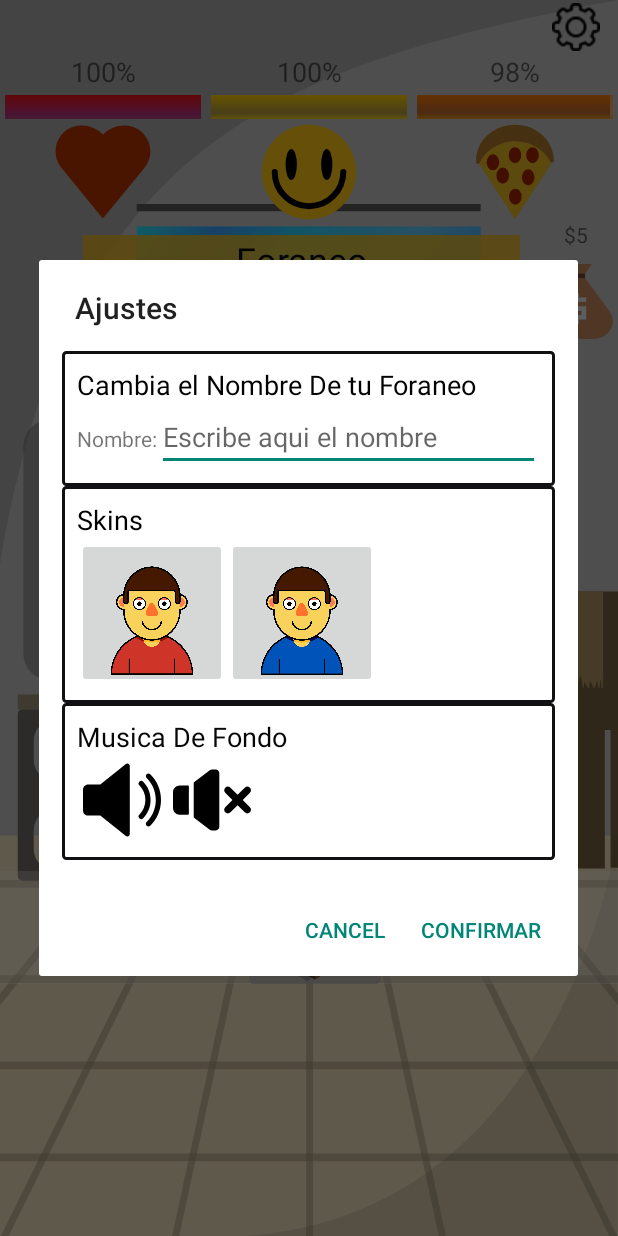
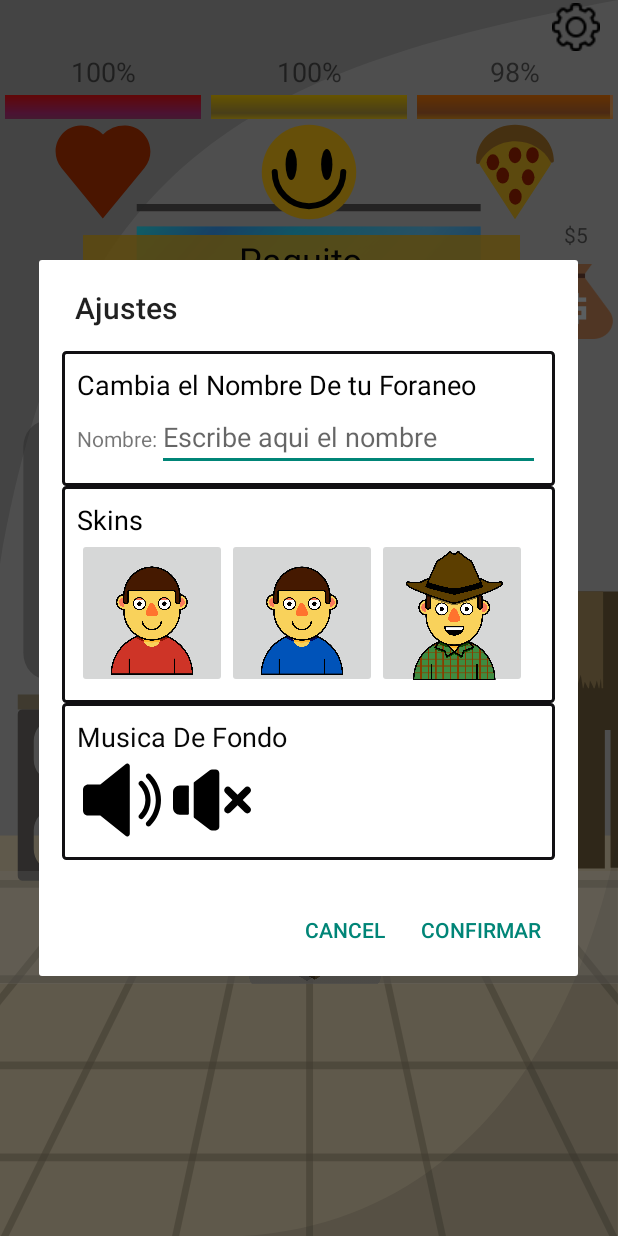
Before and after one commit to AbrahamLCodes/Alimenta-al-Foraneo, an Android app: the screen it shows after launch (MainActivity), after a tap on an icon or button, on a phone screen of 412 x 824 dp. Run offline under Robolectric (Android 15) with nearby library versions, the phone set to English and light mode, and no system bars.

Commit message:
App funcionando

```diff
--- a/app/src/main/java/com/mario/alimenta_al_forneo/CostumeDialog.java
+++ b/app/src/main/java/com/mario/alimenta_al_forneo/CostumeDialog.java
@@ -18,7 +18,7 @@ import androidx.appcompat.app.AppCompatDialogFragment;
 
 
 public class CostumeDialog extends AppCompatDialogFragment  {
-    private ImageView image1,image2;
+    private ImageView image1,image2,image3;
     private int temp;
 
 
@@ -34,6 +34,7 @@ public class CostumeDialog extends AppCompatDialogFragment  {
 
         image1 = view.findViewById(R.id.skinRojo);
         image2 = view.findViewById(R.id.skinAzul);
+        image3 = view.findViewById(R.id.skinNormal);
 
         image1.setOnClickListener(new View.OnClickListener() {
             @Override
@@ -51,6 +52,15 @@ public class CostumeDialog extends AppCompatDialogFragment  {
             }
         });
 
+        image3.setOnClickListener(new View.OnClickListener() {
+            @Override
+            public void onClick(View v) {
+                temp = R.drawable.foraneoocho;
+                Toast.makeText(getContext(),"Vaquero",Toast.LENGTH_SHORT).show();
+            }
+        });
+
+
 
         builder.setView(view)
                 .setTitle("Ajustes")
@@ -67,9 +77,9 @@ public class CostumeDialog extends AppCompatDialogFragment  {
                         listener.apllytext(Name);
                         if(temp != 0){
                             MainActivity.setForaneo(temp);
-                            Toast.makeText(getContext(), "No es NULL", Toast.LENGTH_SHORT).show();
+
                         }else{
-                            Toast.makeText(getContext(), "Temp es NULL", Toast.LENGTH_SHORT).show();
+
                         }
                     }
                 });
--- a/app/src/main/java/com/mario/alimenta_al_forneo/MainActivity.java
+++ b/app/src/main/java/com/mario/alimenta_al_forneo/MainActivity.java
@@ -40,6 +40,7 @@ public class MainActivity extends AppCompatActivity implements View.OnClickListe
     public boolean isRunning3 =true;
     public boolean isRunning2 = true;
 
+    private static int IMAGEN_RECURSO;
 
     /* Curar vida */
     public static void setVidaPoints(int vidaPoints) {
@@ -103,9 +104,11 @@ public class MainActivity extends AppCompatActivity implements View.OnClickListe
          felcidadBar = findViewById(R.id.progressBar_felcidad);
          vidaBar = findViewById(R.id.progressBar_vida);
          hambreBar = findViewById(R.id.progressBar_hambre);
+
         /* images */
 
         foraneo = findViewById(R.id.img_foraneo);
+
 
         /*Items farmacia*/
         item_curitas = findViewById(R.id.item_curitas);
@@ -130,6 +133,8 @@ public class MainActivity extends AppCompatActivity implements View.OnClickListe
         new hilofelicidad().start();
         new hilovida().start();
 
+
+
         //Comprobar que si la app corrio por primera vez para asignarle los valores
          BaseDeDatos baseDeDatos = new BaseDeDatos(getApplicationContext());
         if (baseDeDatos.firstRun()==0) {
@@ -137,12 +142,18 @@ public class MainActivity extends AppCompatActivity implements View.OnClickListe
             felicidadPoints=100;
             hambrePoints=100;
             dinerocount=0;
+            IMAGEN_RECURSO=R.drawable.foraneoocho;
+
+            foraneo.setImageResource(IMAGEN_RECURSO);
+            txtnombre.setText("Paquito");
             baseDeDatos.setCorrido();
         }else {
             vidaPoints=baseDeDatos.getStats()[0];
             felicidadPoints=baseDeDatos.getStats()[1];
             hambrePoints=baseDeDatos.getStats()[2];
             dinerocount=baseDeDatos.getStats()[3];
+            foraneo.setImageResource(Integer.parseInt(baseDeDatos.getForaneo()[1]));
+            txtnombre.setText(baseDeDatos.getForaneo()[0]);
         }
     }
 
@@ -296,6 +307,7 @@ public class MainActivity extends AppCompatActivity implements View.OnClickListe
     public static void setForaneo(int f) {
 
         foraneo.setImageResource(f);
+        IMAGEN_RECURSO=f;
     }
 
     private void openDialog() {
@@ -424,5 +436,8 @@ public class MainActivity extends AppCompatActivity implements View.OnClickListe
         super.onPause();
         final BaseDeDatos baseDeDatos = new BaseDeDatos(getApplicationContext());
         baseDeDatos.agregarStats(vidaPoints,felicidadPoints,hambrePoints,dinerocount);
+
+        baseDeDatos.agregarForaneo(txtnombre.getText().toString(),IMAGEN_RECURSO);
+
     }
 }
--- a/app/src/main/res/layout/layout_dialog.xml
+++ b/app/src/main/res/layout/layout_dialog.xml
@@ -77,6 +77,12 @@
                 android:layout_height="100dp"
                 android:scaleType="centerCrop"
                 app:srcCompat="@drawable/foraneodiez" />
+            <ImageButton
+                android:id="@+id/skinNormal"
+                android:layout_width="100dp"
+                android:layout_height="100dp"
+                android:scaleType="centerCrop"
+                app:srcCompat="@drawable/foraneoocho" />
 
         </LinearLayout>
 
```
Also changed, not shown: app/src/main/java/com/mario/alimenta_al_forneo/BaseDeDatos.java (+33 -0 lines).
